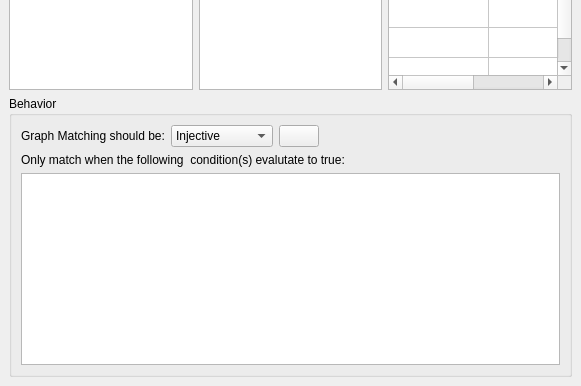
aelliott/GP2, file src/developer/ruleedit.ui: the form before one commit; both pictures show x 0 to 581 and y 225 to 611 of the 581 by 611 pixel window.
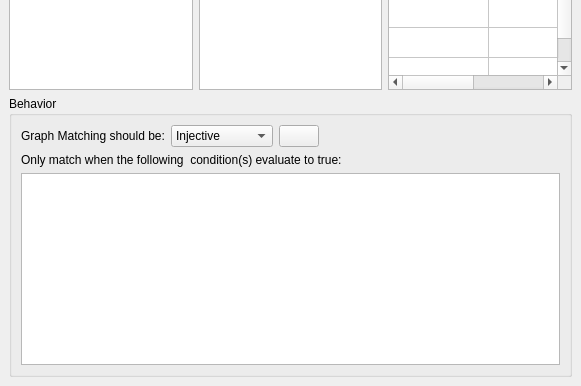
The form after the commit. Icons and pictures are not drawn. Custom widgets are drawn as their Qt base class.

What changed in the file:
```diff
--- a/src/developer/ruleedit.ui
+++ b/src/developer/ruleedit.ui
@@ -249,7 +249,7 @@
          </sizepolicy>
         </property>
         <property name="text">
-         <string>Only match when the following  condition(s) evalutate to true:</string>
+         <string>Only match when the following  condition(s) evaluate to true:</string>
         </property>
        </widget>
       </item>
```
